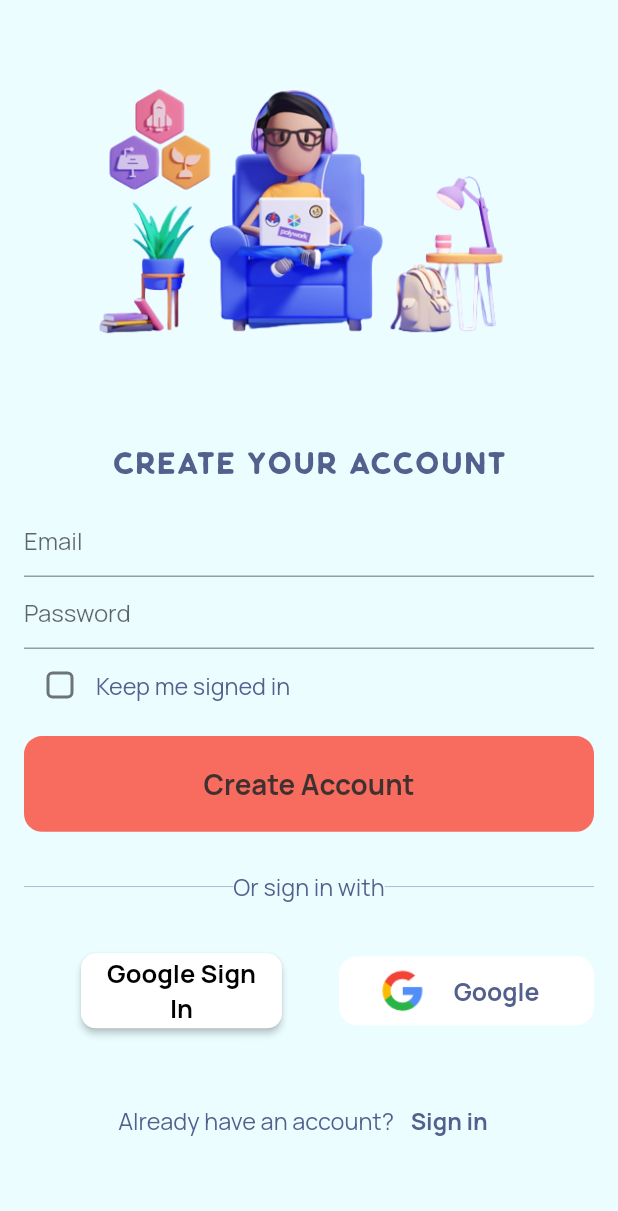
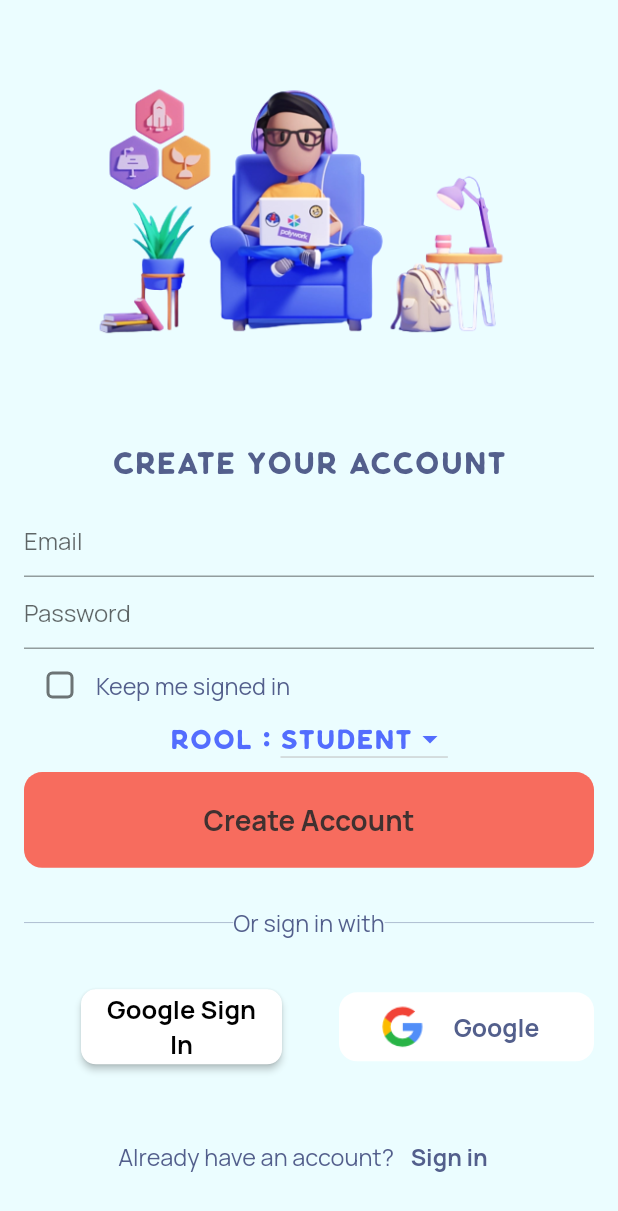
Before and after one commit to Aman-1603/edu_tools, a Flutter app: the SignUpPage screen opened directly, on a phone screen of 412 x 824 dp. Shown: the top 1211 px of the screen. Run offline on Flutter 3.47's test engine with Material 2 defaults, Android fonts, the phone set to English and light mode, and no system bars; our stand-ins replace cloud_firestore, firebase_auth, firebase_core, flutter_signin_button, fluttertoast, form_field_validator and 4 more; missing offline and left inert: jitsi_meet; accounts and stored records are empty.

```diff
--- /dev/null
+++ b/lib/resources/UserModel.dart
@@ -0,0 +1,28 @@
+class UserModel {
+  String? email;
+  String? wrool;
+  String? uid;
+
+// receiving data
+  UserModel({this.uid, this.email, this.wrool});
+  factory UserModel.fromMap(map) {
+    return UserModel(
+      uid: map['uid'],
+      email: map['email'],
+      wrool: map['wrool'],
+    );
+  }
+// sending data
+  Map<String, dynamic> toMap() {
+    return {
+      'uid': uid,
+      'email': email,
+      'wrool': wrool,
+    };
+  }
+}
+
+
+
+
+//.then((value) => postDetailsToFirestore(email, rool)).catchError((e) {})
--- a/lib/resources/auth_methods.dart
+++ b/lib/resources/auth_methods.dart
@@ -38,6 +38,7 @@ class AuthMethods {
             'username': user.displayName,
             'uid': user.uid,
             'profilePhoto': user.photoURL,
+
           });
         }
         res = true;
--- a/lib/screen/BottomNavScreen.dart
+++ b/lib/screen/BottomNavScreen.dart
@@ -3,6 +3,7 @@ import 'package:edu_tools/metting/meet_home_page.dart';
 import 'package:edu_tools/screen/home_nav_bar.dart';
 import 'package:edu_tools/screen/checking.dart';
 import 'package:edu_tools/screen/home_lobby_screen.dart';
+import 'package:edu_tools/teacher_modual/addpost.dart';
 import 'package:edu_tools/teacher_modual/teacher_main.dart';
 import 'package:flutter/material.dart';
 
@@ -20,7 +21,8 @@ class _BottomNavScreenState extends State<BottomNavScreen> {
     Home_Lobby_Screen(),
     checking_file(),
     meet_home_page(),
-    teacher_home(),
+    // teacher_home(),
+    addnote(),
 
   ];
   int _currentIndex = 0;
--- a/lib/teacher_modual/teacher_main.dart
+++ b/lib/teacher_modual/teacher_main.dart
@@ -12,6 +12,7 @@ class _teacher_homeState extends State<teacher_home> {
   @override
   Widget build(BuildContext context) {
     return Scaffold(
+
      backgroundColor: Colors.indigoAccent,
       appBar: AppBar(
         backgroundColor: Colors.indigoAccent,
--- a/lib/views/authentication/login_page.dart
+++ b/lib/views/authentication/login_page.dart
@@ -163,6 +163,7 @@ class _LoginPageState extends State<LoginPage> {
 
   // login function
   void signIn(String email, String password) async {
+    CircularProgressIndicator();
     if (_formKey.currentState!.validate()) {
       try {
         await _auth
--- a/lib/views/authentication/sign_up_page.dart
+++ b/lib/views/authentication/sign_up_page.dart
@@ -1,10 +1,13 @@
+import 'package:cloud_firestore/cloud_firestore.dart';
 import 'package:edu_tools/Home.dart';
 import 'package:edu_tools/screen/home_lobby_screen.dart';
 import 'package:edu_tools/screen/main_screen.dart';
+import 'package:edu_tools/validators.dart';
 import 'package:firebase_auth/firebase_auth.dart';
 import 'package:flutter/material.dart';
 import 'package:fluttertoast/fluttertoast.dart';
 import '../../app_styles.dart';
+import '../../resources/UserModel.dart';
 import '../../size_configs.dart';
 import '../../widgets/buttons/custom_button.dart';
 import '../pages.dart';
@@ -29,6 +32,19 @@ class _SignUpPageState extends State<SignUpPage> {
 
   // string for displaying the error Message
   String? errorMessage;
+
+
+  //drop down options...
+  var options = [
+    'Student',
+    'Teacher',
+  ];
+  var _currentItemSelected = "Student";
+  var rool = "Student";
+
+  //drop down options ends here
+
+
 
   void onSubmit() {
     _signUpKey.currentState!.validate();
@@ -111,22 +127,70 @@ class _SignUpPageState extends State<SignUpPage> {
                       MyCheckBox(
                         text: 'Keep me signed in',
                       ),
+
+
+
+                      Row(
+                        mainAxisAlignment: MainAxisAlignment.center,
+                        children: [
+                          Text(
+                            "Rool : ",
+                            style: TextStyle(
+                              fontSize: 22,
+                              fontFamily: kTitle2.fontFamily,
+                              // fontWeight: FontWeight.bold,
+                              color: Colors.indigoAccent,
+                            ),
+                          ),
+                          DropdownButton<String>(
+                            dropdownColor: Colors.white,
+                            isDense: true,
+                            isExpanded: false,
+                            iconEnabledColor: Colors.indigoAccent,
+                            focusColor: Colors.white,
+                            items: options.map((String dropDownStringItem) {
+                              return DropdownMenuItem<String>(
+                                value: dropDownStringItem,
+                                child: Text(
+                                  dropDownStringItem,
+                                  style: TextStyle(
+                                    fontFamily: kTitle2.fontFamily,
+                                    color: Colors.indigoAccent,
+                                    // fontWeight: FontWeight.bold,
+                                    fontSize: 22,
+                                  ),
+                                ),
+                              );
+                            }).toList(),
+                            onChanged: (newValueSelected) {
+                              setState(() {
+                                _currentItemSelected = newValueSelected!;
+                                rool = newValueSelected;
+                              });
+                            },
+                            value: _currentItemSelected,
+                          ),
+                        ],
+                      ),
+
+
+
                       MyTextButton(
                         buttonName: 'Create Account',
                         // onPressed: onSubmit,
                         bgColor: kPrimaryColor,
 
                         onPressed: () async {
+                          CircularProgressIndicator();
                           try {
                             UserCredential userCredential = await FirebaseAuth
                                 .instance
                                 .createUserWithEmailAndPassword(
-                                    email: email, password: pass);
+                                    email: email, password: pass, );
                             Fluttertoast.showToast(
                                 msg: "You Have Sucessfully Registred");
 
                             //Adding advance custom dialog
-
                             showDialog(
                                 context: context,
                                 builder: (BuildContext context) {
@@ -178,6 +242,9 @@ class _SignUpPageState extends State<SignUpPage> {
                     ],
                   ),
                 ),
+
+
+
                 Row(
                   children: [
                     SizedBox(
@@ -265,6 +332,19 @@ class _SignUpPageState extends State<SignUpPage> {
       ),
     );
   }
+
+  postDetailsToFirestore(String email, String rool) async {
+    FirebaseFirestore firebaseFirestore = FirebaseFirestore.instance;
+    User? user = _auth.currentUser;
+    UserModel userModel = UserModel();
+    userModel.email = email;
+    userModel.uid = user!.uid;
+    userModel.wrool = rool;
+    await firebaseFirestore
+        .collection("users")
+        .doc(user.uid)
+        .set(userModel.toMap());
+  }
 }
 
 class AdvanceCustomAlert extends StatelessWidget {
@@ -329,4 +409,9 @@ class AdvanceCustomAlert extends StatelessWidget {
       ),
     );
   }
+
+
+
 }
+
+//.then((value) => postDetailsToFirestore(email, rool)).catchError((e) {})
```
Also changed, not shown: lib/teacher_modual/addpost.dart (added, +81 -0 lines), lib/teacher_modual/editpost.dart (added, +93 -0 lines), lib/teacher_modual/posts_screen.dart (added, +121 -0 lines).
